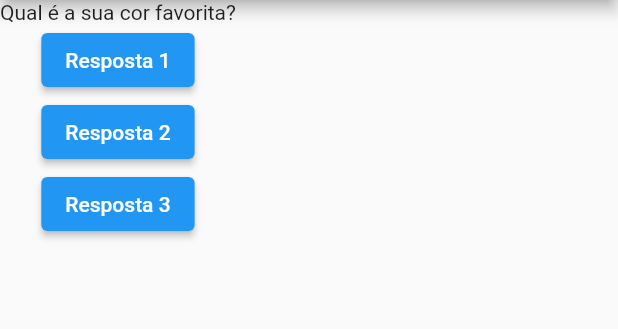
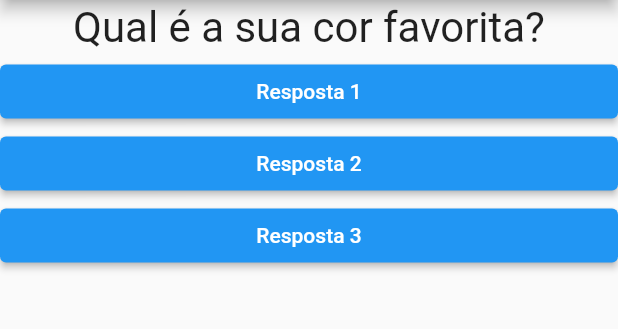
Before and after one commit to Gustavo653/Flutter, a Flutter app: the screen it shows after launch, on a phone screen of 412 x 824 dp, the part 84-413 px from its top. Run offline on Flutter 3.47's test engine with Material 2 defaults, Android fonts, the phone set to English and light mode, and no system bars.

Commit message:
Adicionando classe resposta

```diff
--- a/Secao 2/projeto_perguntas/lib/main.dart
+++ b/Secao 2/projeto_perguntas/lib/main.dart
@@ -1,5 +1,6 @@
 import 'package:flutter/material.dart';
 import './questao.dart';
+import './reposta.dart';
 
 main() => runApp(new PerguntaApp());
 
@@ -28,18 +29,9 @@ class _PerguntaAppState extends State<PerguntaApp> {
         body: Column(
           children: <Widget>[
             Questao(perguntas[_perguntaSelecionada]),
-            ElevatedButton(
-              child: Text('Resposta 1'),
-              onPressed: _responder,
-            ),
-            ElevatedButton(
-              child: Text('Resposta 2'),
-              onPressed: _responder,
-            ),
-            ElevatedButton(
-              child: Text('Resposta 3'),
-              onPressed: _responder,
-            ),
+            Resposta('Resposta 1', _responder),
+            Resposta('Resposta 2', _responder),
+            Resposta('Resposta 3', _responder),
           ],
         ),
       ),
--- a/Secao 2/projeto_perguntas/lib/questao.dart
+++ b/Secao 2/projeto_perguntas/lib/questao.dart
@@ -6,6 +6,10 @@ class Questao extends StatelessWidget {
 
   @override
   Widget build(BuildContext context) {
-    return Text(texto);
+    return Container(
+        width: double.infinity,
+        margin: EdgeInsets.all(2),
+        child: Text(texto,
+            style: TextStyle(fontSize: 28), textAlign: TextAlign.center));
   }
 }
--- /dev/null
+++ b/Secao 2/projeto_perguntas/lib/reposta.dart
@@ -0,0 +1,19 @@
+import 'package:flutter/material.dart';
+
+class Resposta extends StatelessWidget {
+  final String texto;
+  final void Function() onSelecao;
+
+  Resposta(this.texto, this.onSelecao);
+
+  @override
+  Widget build(BuildContext context) {
+    return Container(
+      width: double.infinity,
+      child: ElevatedButton(
+        child: Text(texto),
+        onPressed: onSelecao,
+      ),
+    );
+  }
+}
```
